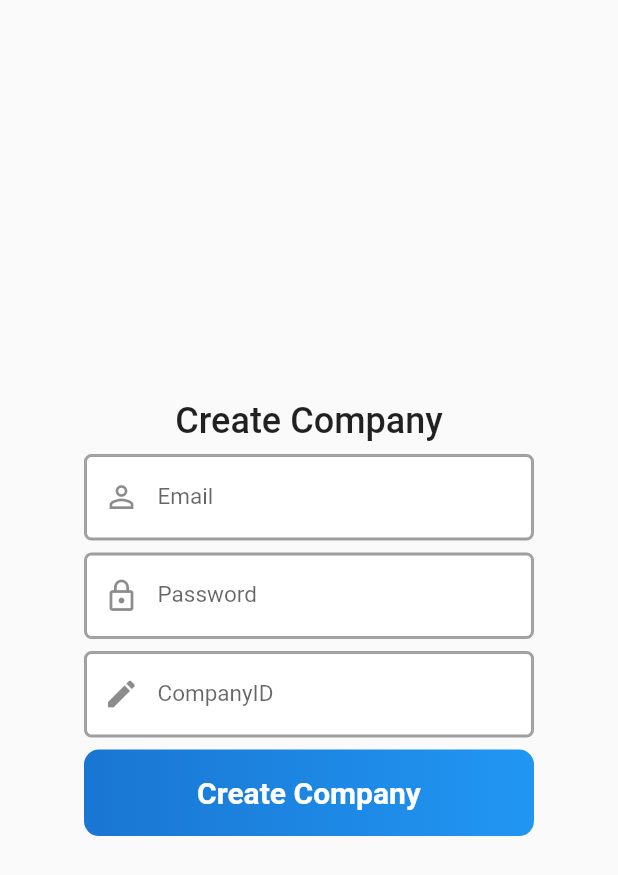
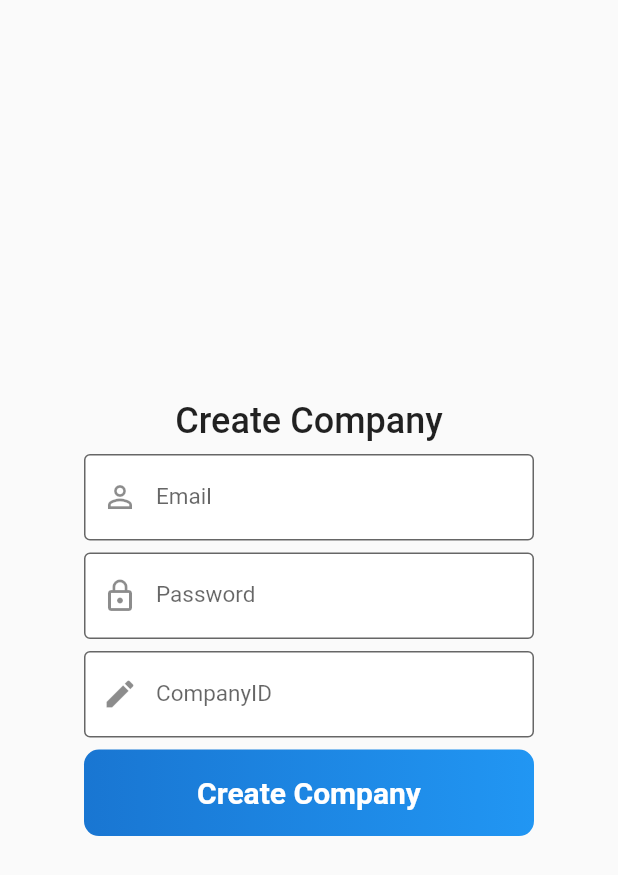
Before and after one commit to KickedDroid/mig, a Flutter app: the CreateCompanyPage screen opened directly, on a phone screen of 412 x 824 dp. Shown: the top 875 px of the screen. Run offline on Flutter 3.47's test engine with Material 2 defaults, Android fonts, the phone set to English and light mode, and no system bars; our stand-ins replace charts_flutter, cloud_firestore, expandable, firebase_auth, google_sign_in, hive and 5 more; missing offline and left inert: esys_flutter_share, flutter_webview_plugin, qr_code_scanner; accounts and stored records are empty; Roboto replaces fonts that are missing (SFUIDisplay).

Commit message:
Update createcompany.dart

```diff
--- a/lib/createcompany.dart
+++ b/lib/createcompany.dart
@@ -86,10 +86,7 @@ class _CreateCompanyPageState extends State<CreateCompanyPage> {
                 ),
               ),
               Container(
-                decoration: BoxDecoration(
-                    color: Colors.white,
-                    borderRadius: BorderRadius.circular(5),
-                    border: Border.all(color: Colors.grey)),
+                decoration: BoxDecoration(),
                 height: MediaQuery.of(context).size.height * .07,
                 width: 300,
                 child: TextFormField(
@@ -97,6 +94,8 @@ class _CreateCompanyPageState extends State<CreateCompanyPage> {
                   style:
                       TextStyle(color: Colors.black, fontFamily: 'SFUIDisplay'),
                   decoration: InputDecoration(
+                      filled: true,
+                      fillColor: Colors.white,
                       border: OutlineInputBorder(),
                       labelText: 'Email',
                       prefixIcon: Icon(Icons.person_outline),
@@ -106,10 +105,7 @@ class _CreateCompanyPageState extends State<CreateCompanyPage> {
               Padding(
                 padding: const EdgeInsets.all(8.0),
                 child: Container(
-                  decoration: BoxDecoration(
-                      color: Colors.white,
-                      borderRadius: BorderRadius.circular(5),
-                      border: Border.all(color: Colors.grey)),
+                  decoration: BoxDecoration(),
                   height: MediaQuery.of(context).size.height * .07,
                   width: 300,
                   child: TextFormField(
@@ -118,6 +114,8 @@ class _CreateCompanyPageState extends State<CreateCompanyPage> {
                           color: Colors.black, fontFamily: 'SFUIDisplay'),
                       obscureText: true,
                       decoration: InputDecoration(
+                          filled: true,
+                          fillColor: Colors.white,
                           border: OutlineInputBorder(),
                           labelText: 'Password',
                           prefixIcon: Icon(Icons.lock_outline),
@@ -127,11 +125,7 @@ class _CreateCompanyPageState extends State<CreateCompanyPage> {
               Padding(
                 padding: const EdgeInsets.all(0.0),
                 child: Container(
-                  decoration: BoxDecoration(
-                    color: Colors.white,
-                    borderRadius: BorderRadius.circular(5),
-                    border: Border.all(color: Colors.grey),
-                  ),
+                  decoration: BoxDecoration( ),
                   height: MediaQuery.of(context).size.height * .07,
                   width: 300,
                   child: TextFormField(
@@ -139,6 +133,8 @@ class _CreateCompanyPageState extends State<CreateCompanyPage> {
                       style: TextStyle(
                           color: Colors.black, fontFamily: 'SFUIDisplay'),
                       decoration: InputDecoration(
+                          filled: true,
+                          fillColor: Colors.white,
                           border: OutlineInputBorder(),
                           labelText: 'CompanyID',
                           prefixIcon: Icon(Icons.edit),
```
